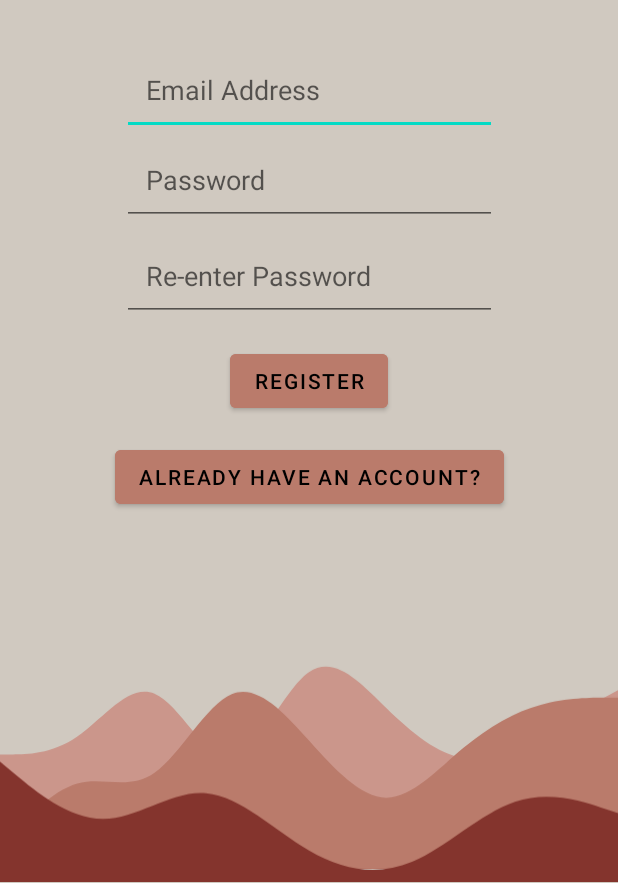
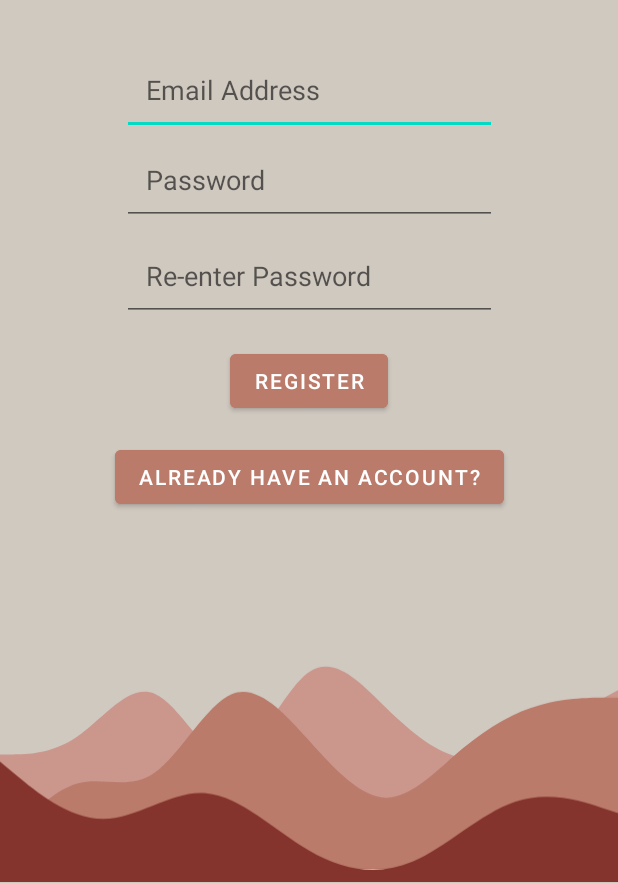
Before and after one commit to SCCapstone/BoredBards, an Android app: the layout register_screen.xml on its own in the app's theme, with its tools: preview values and no code run, on a phone screen of 412 x 824 dp, the part 353-1236 px from its top. Run offline under Robolectric (Android 15) with nearby library versions, the phone set to English and light mode, and no system bars.

Commit message:
color changes

```diff
--- a/app/src/main/res/layout/login_screen.xml
+++ b/app/src/main/res/layout/login_screen.xml
@@ -143,6 +143,7 @@
         android:id="@+id/loginButton"
         android:layout_width="wrap_content"
         android:layout_height="wrap_content"
+        android:backgroundTint="@color/darkblushPink"
         android:layout_marginTop="16dp"
         android:text="@string/login"
         app:layout_constraintEnd_toStartOf="@+id/guideline_right"
@@ -156,6 +157,7 @@
         android:layout_height="wrap_content"
         android:text="@string/need_account"
         android:layout_marginTop="16dp"
+        android:backgroundTint="@color/darkblushPink"
         app:layout_constraintEnd_toStartOf="@+id/guideline_right"
         app:layout_constraintStart_toStartOf="@+id/guideline_left"
         app:layout_constraintTop_toBottomOf="@id/loginButton" />
--- a/app/src/main/res/layout/register_screen.xml
+++ b/app/src/main/res/layout/register_screen.xml
@@ -158,7 +158,6 @@
         android:layout_width="wrap_content"
         android:layout_height="wrap_content"
         android:text="@string/register"
-        android:textColor="@color/black"
         android:backgroundTint="@color/darkblushPink"
         android:layout_marginTop="16dp"
         app:layout_constraintTop_toBottomOf="@id/RePassword"
@@ -172,7 +171,6 @@
         android:layout_width="wrap_content"
         android:layout_height="wrap_content"
         android:text="@string/have_account"
-        android:textColor="@color/black"
         android:backgroundTint="@color/darkblushPink"
         android:layout_marginTop="16dp"
         app:layout_constraintEnd_toStartOf="@+id/guideline_right"
```
